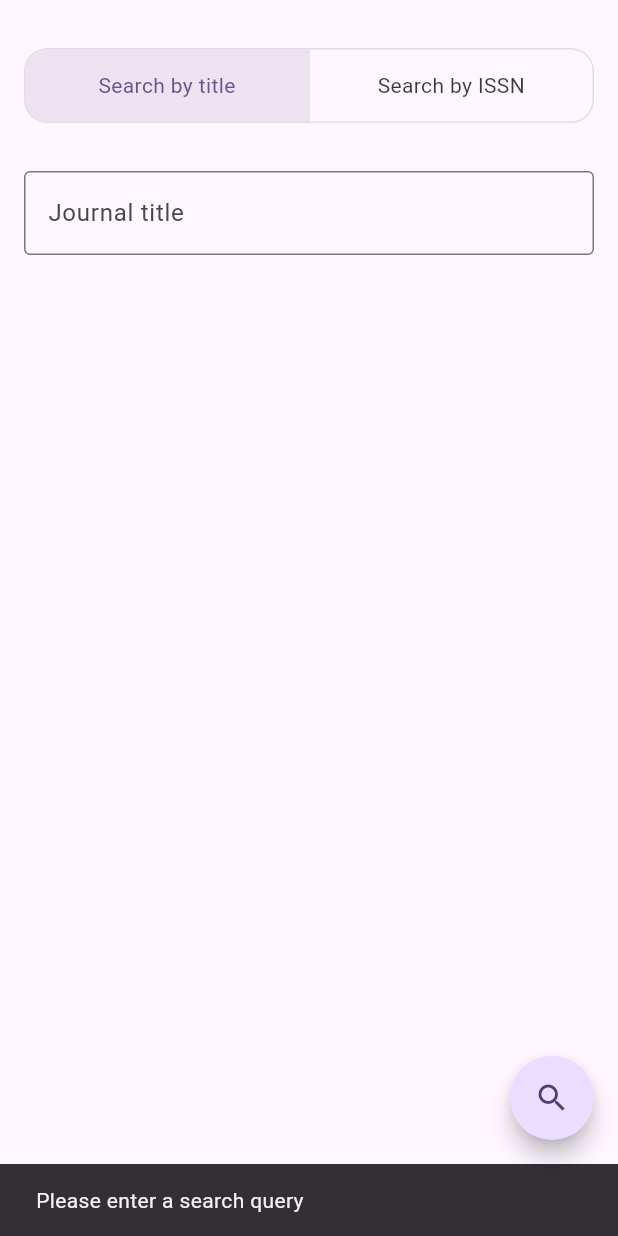
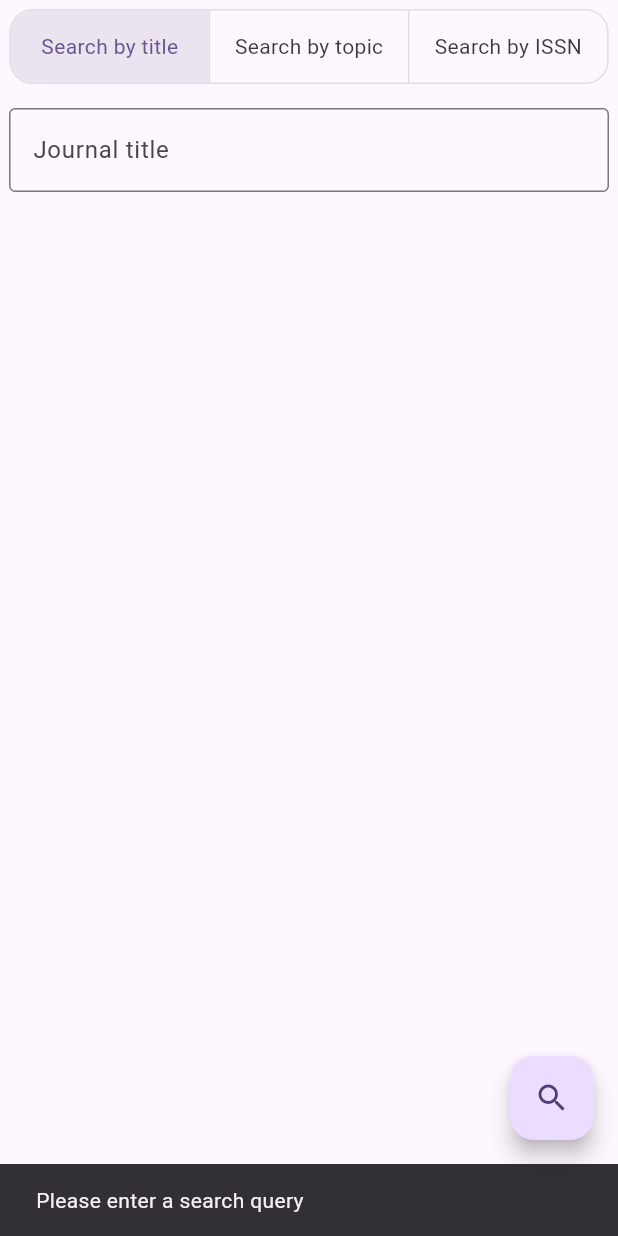
Before and after one commit to Scriptbash/Wispar, a Flutter app: the JournalSearchForm screen opened directly, after a tap on the "search" icon, on a phone screen of 412 x 824 dp. Run offline on Flutter 3.47's test engine with Material 3 defaults, Android fonts, the phone set to English and light mode, and no system bars; our stand-ins replace csv, file_picker, flutter_local_notifications, flutter_localized_locales, flutter_markdown_plus, google_nav_bar and 8 more; missing offline and left inert: background_fetch, flutter_inappwebview, latext, pdfrx; accounts and stored records are empty; generated files the repository leaves out were written again.

Commit message:
Search journals by topics

```diff
--- /dev/null
+++ b/lib/models/journal_topics_models.dart
@@ -0,0 +1,13 @@
+class JournalTopicsCsv {
+  final String journal;
+  final String issn;
+  final String eissn;
+  final List<String> categories;
+
+  JournalTopicsCsv({
+    required this.journal,
+    required this.issn,
+    required this.eissn,
+    required this.categories,
+  });
+}
--- a/lib/widgets/journal_search_form.dart
+++ b/lib/widgets/journal_search_form.dart
@@ -1,48 +1,32 @@
 import 'package:flutter/material.dart';
-import '../generated_l10n/app_localizations.dart';
-import '../screens/journals_search_results_screen.dart';
-import '../services/crossref_api.dart';
-import '../models/crossref_journals_models.dart' as Journals;
-import '../services/logs_helper.dart';
+import 'package:wispar/generated_l10n/app_localizations.dart';
+import 'package:wispar/screens/journals_search_results_screen.dart';
+import 'package:wispar/services/crossref_api.dart';
+import 'package:wispar/models/crossref_journals_models.dart' as Journals;
+import 'package:wispar/services/logs_helper.dart';
+import 'package:wispar/widgets/journal_topics_widget.dart';
+import 'package:wispar/models/journal_topics_models.dart';
+import 'package:wispar/services/journal_topics_helper.dart';
 
 class JournalSearchForm extends StatefulWidget {
+  const JournalSearchForm({super.key});
+
   @override
-  _JournalSearchFormState createState() => _JournalSearchFormState();
+  JournalSearchFormState createState() => JournalSearchFormState();
 }
 
-class _JournalSearchFormState extends State<JournalSearchForm> {
+class JournalSearchFormState extends State<JournalSearchForm> {
   final logger = LogsService().logger;
   bool saveQuery = false;
-  int selectedSearchIndex = 0; // 0 for 'name', 1 for 'issn'
+  int selectedSearchIndex = 0; // 0 for 'name', 1 for topics, 2 for 'issn'
   late Journals.Item selectedJournal;
-  TextEditingController _searchController = TextEditingController();
+  final TextEditingController _searchController = TextEditingController();
+  Map<String, List<JournalTopicsCsv>>? _topicCategories;
+  bool showCategories = false;
 
   @override
   void initState() {
     super.initState();
-
-    _searchController.addListener(() {
-      if (selectedSearchIndex == 1) {
-        /*String text = _searchController.text;
-
-        // Limit input to 9 characters
-        if (text.length > 9) {
-          _searchController.value = TextEditingValue(
-            text: text.substring(0, 9),
-            selection: TextSelection.collapsed(offset: 9),
-          );
-          return;
-        }
-
-        // Automatically add a dash after the first 4 digits
-        if (text.length == 4 && !text.contains('-')) {
-          _searchController.value = TextEditingValue(
-            text: '${text}-',
-            selection: TextSelection.collapsed(offset: text.length + 1),
-          );
-        }*/
-      }
-    });
   }
 
   @override
@@ -55,11 +39,10 @@ class _JournalSearchFormState extends State<JournalSearchForm> {
   Widget build(BuildContext context) {
     return Scaffold(
       body: Padding(
-        padding: const EdgeInsets.all(16.0),
+        padding: const EdgeInsets.all(6.0),
         child: Column(
           crossAxisAlignment: CrossAxisAlignment.start,
           children: [
-            SizedBox(height: 16),
             Center(
               child: LayoutBuilder(
                 builder: (context, constraints) {
@@ -67,46 +50,60 @@ class _JournalSearchFormState extends State<JournalSearchForm> {
                     isSelected: [
                       selectedSearchIndex == 0,
                       selectedSearchIndex == 1,
+                      selectedSearchIndex == 2,
                     ],
-                    onPressed: (int index) {
+                    onPressed: (index) {
                       setState(() {
                         selectedSearchIndex = index;
                         _searchController.clear();
+                        if (index == 1) _loadTopics();
                       });
                     },
+                    borderRadius: BorderRadius.circular(15),
                     children: [
                       Container(
-                        width: constraints.maxWidth / 2 - 1.5,
+                        width: constraints.maxWidth / 3 - 1.5,
                         alignment: Alignment.center,
                         child:
                             Text(AppLocalizations.of(context)!.searchByTitle),
                       ),
                       Container(
-                        width: constraints.maxWidth / 2 - 1.5,
+                        width: constraints.maxWidth / 3 - 1.5,
+                        alignment: Alignment.center,
+                        child:
+                            Text(AppLocalizations.of(context)!.searchByTopic),
+                      ),
+                      Container(
+                        width: constraints.maxWidth / 3 - 1.5,
                         alignment: Alignment.center,
                         child: Text(AppLocalizations.of(context)!.searchByISSN),
                       ),
                     ],
-                    borderRadius: BorderRadius.circular(15.0),
                   );
                 },
               ),
             ),
-            SizedBox(height: 32),
+            SizedBox(height: 16),
+            if (selectedSearchIndex == 1)
+              _topicCategories == null
+                  ? Expanded(child: Center(child: CircularProgressIndicator()))
+                  : TopicsListWidget(categories: _topicCategories!),
+            if (selectedSearchIndex != 1)
               TextField(
                 controller: _searchController,
                 decoration: InputDecoration(
                   labelText: selectedSearchIndex == 0
                       ? AppLocalizations.of(context)!.journaltitle
-                    : 'ISSN',
+                      : "ISSN",
                   border: OutlineInputBorder(),
                 ),
               ),
-            SizedBox(height: 16),
           ],
         ),
       ),
-      floatingActionButton: FloatingActionButton(
+      floatingActionButton: selectedSearchIndex == 1
+          ? null
+          : FloatingActionButton(
               onPressed: () {
                 String query = _searchController.text.trim();
                 if (query.isNotEmpty) {
@@ -114,13 +111,12 @@ class _JournalSearchFormState extends State<JournalSearchForm> {
                 } else {
                   ScaffoldMessenger.of(context).showSnackBar(
                     SnackBar(
-                  content:
-                      Text(AppLocalizations.of(context)!.emptySearchQuery)),
+                        content: Text(
+                            AppLocalizations.of(context)!.emptySearchQuery)),
                   );
                 }
               },
               child: Icon(Icons.search),
-        shape: CircleBorder(),
             ),
     );
   }
@@ -142,12 +138,13 @@ class _JournalSearchFormState extends State<JournalSearchForm> {
       ListAndMore<Journals.Item> searchResults;
       if (selectedSearchIndex == 0) {
         searchResults = await CrossRefApi.queryJournalsByName(query);
-      } else if (selectedSearchIndex == 1) {
+      } else if (selectedSearchIndex == 2) {
         searchResults = await CrossRefApi.queryJournalsByISSN(query);
       } else {
         throw Exception('Invalid search type selected');
       }
 
+      if (mounted) {
         Navigator.pop(context);
 
         Navigator.push(
@@ -159,8 +156,11 @@ class _JournalSearchFormState extends State<JournalSearchForm> {
             ),
           ),
         );
+      }
     } catch (e, stackTrace) {
       logger.severe("Unable to search for journals.", e, stackTrace);
+
+      if (mounted) {
         ScaffoldMessenger.of(context).showSnackBar(
           SnackBar(
               content: Text(AppLocalizations.of(context)!.journalSearchError)),
@@ -169,3 +169,20 @@ class _JournalSearchFormState extends State<JournalSearchForm> {
       }
     }
   }
+
+  void _loadTopics() async {
+    setState(() => _topicCategories = null);
+    try {
+      final entries = await fetchCsvCategories();
+      final Map<String, List<JournalTopicsCsv>> grouped = {};
+      for (final e in entries) {
+        for (final c in e.categories) {
+          grouped.putIfAbsent(c, () => []).add(e);
+        }
+      }
+      if (mounted) setState(() => _topicCategories = grouped);
+    } catch (e) {
+      logger.severe("Failed to load topics: $e");
+    }
+  }
+}
--- a/pubspec.yaml
+++ b/pubspec.yaml
@@ -66,6 +66,7 @@ dependencies:
   flutter_markdown_plus: ^1.0.3
   path_provider: ^2.1.5
   archive: ^4.0.7
+  csv: ^6.0.0
 
 dev_dependencies:
   flutter_test:
```
Also changed, not shown: lib/l10n/app_en.arb (+8 -0 lines), lib/screens/journals_search_results_screen.dart (+15 -13 lines), lib/services/journal_topics_helper.dart (added, +46 -0 lines), lib/widgets/journal_header.dart (+6 -5 lines), lib/widgets/journal_search_results_card.dart (+12 -12 lines), lib/widgets/journal_topics_widget.dart (added, +77 -0 lines), pubspec.lock, 1 other file. Lines whose indentation alone changed are shown as unchanged.
